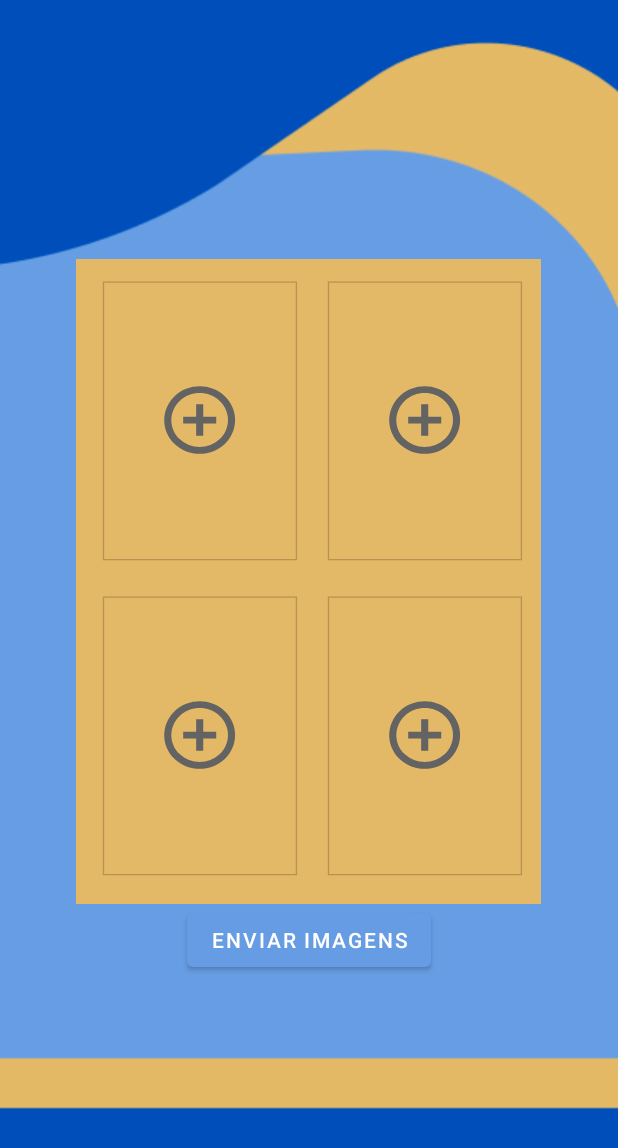
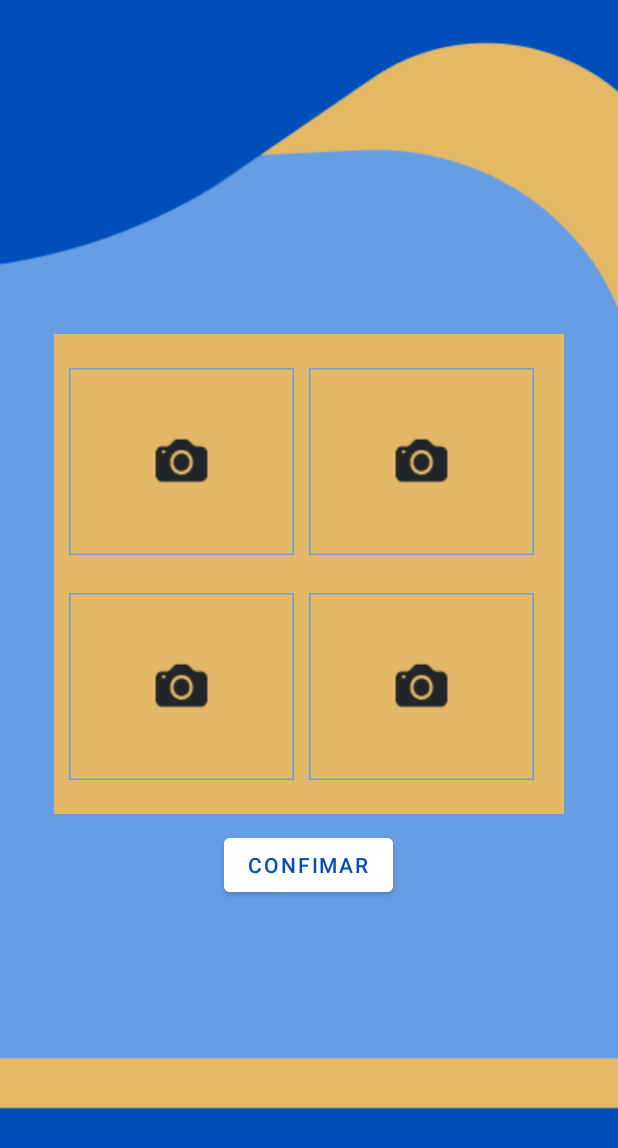
Before and after one commit to galacerda/fiscal-android, an Android app: the RegisterIrregularityActivity screen opened directly, with no data from a screen before it, on a phone screen of 412 x 824 dp. Shown: the top 1148 px of the screen. Run offline under Robolectric (Android 15) with nearby library versions, the phone set to English and light mode, and no system bars; our stand-ins replace Firebase (no records; nobody signed in at launch, a user with empty details on screens opened directly); 1 statement that could not run was skipped.

Commit message:
add new features

```diff
--- a/app/src/main/java/com/example/fiscal_app/MainActivity.kt
+++ b/app/src/main/java/com/example/fiscal_app/MainActivity.kt
@@ -131,6 +131,7 @@ class MainActivity : AppCompatActivity() {
 
     private fun sendToRegisterIrregularityActivity(){
         val intent = Intent(this,RegisterIrregularityActivity::class.java)
+        intent.putExtra("plate","no-plate")
         startActivity(intent)
     }
 
--- a/app/src/main/res/layout/activity_register_irregularity.xml
+++ b/app/src/main/res/layout/activity_register_irregularity.xml
@@ -6,10 +6,12 @@
     android:layout_height="match_parent"
     android:background="@drawable/bg"
     android:gravity="center"
+    android:padding="20dp"
     android:orientation="vertical"
     tools:context=".RegisterIrregularityActivity">
 
     <LinearLayout
+        android:id="@+id/wrapperImgsLL"
         android:layout_width="wrap_content"
         android:background="@color/yellow"
         android:orientation="vertical"
@@ -19,20 +21,20 @@
             android:layout_width="wrap_content"
             android:layout_height="wrap_content"
             android:layout_gravity="center"
-            android:layout_marginBottom="10dp"
             android:orientation="horizontal">
             <com.google.android.material.imageview.ShapeableImageView
                 android:id="@+id/imageOne"
-                android:layout_width="140dp"
-                android:layout_height="200dp"
+                android:layout_width="150dp"
+                android:layout_height="150dp"
                 android:layout_marginRight="10dp"
-                app:srcCompat="@drawable/ic_group_1__2_"
+                app:srcCompat="@drawable/img_new"
                 />
             <com.google.android.material.imageview.ShapeableImageView
                 android:id="@+id/imageTwo"
-                android:layout_width="140dp"
-                android:layout_height="200dp"
-                app:srcCompat="@drawable/ic_group_1__2_"
+                android:layout_width="150dp"
+                android:layout_height="150dp"
+                android:layout_marginRight="10dp"
+                app:srcCompat="@drawable/img_new"
                 />
         </LinearLayout>
 
@@ -43,26 +45,91 @@
             android:orientation="horizontal">
             <com.google.android.material.imageview.ShapeableImageView
                 android:id="@+id/imageThree"
-                android:layout_width="140dp"
-                android:layout_height="200dp"
+                android:layout_width="150dp"
+                android:layout_height="150dp"
                 android:layout_marginRight="10dp"
-                app:srcCompat="@drawable/ic_group_1__2_"
+                app:srcCompat="@drawable/img_new"
                 />
             <com.google.android.material.imageview.ShapeableImageView
                 android:id="@+id/imageFour"
-                android:layout_width="140dp"
-                android:layout_height="200dp"
-                app:srcCompat="@drawable/ic_group_1__2_"
+                android:layout_width="150dp"
+                android:layout_height="150dp"
+                android:layout_marginRight="10dp"
+                app:srcCompat="@drawable/img_new"
                 />
         </LinearLayout>
-
     </LinearLayout>
 
+    <LinearLayout
+        android:id="@+id/wrapperOptions"
+        android:layout_width="wrap_content"
+        android:visibility="gone"
+        android:orientation="vertical"
+        android:padding="10dp"
+        android:layout_height="wrap_content">
+        <com.google.android.material.textview.MaterialTextView
+            android:id="@+id/chooseOptionTextView"
+            android:textSize="20dp"
+            android:textColor="@color/dark_blue"
+            android:padding="10dp"
+            android:layout_gravity="center"
+            android:layout_width="match_parent"
+            android:textAlignment="center"
+            android:text="Escolha uma opção"
+            android:layout_height="wrap_content"/>
 
+        <com.google.android.material.button.MaterialButton
+            android:id="@+id/sendButtonOptionOne"
+            android:text=" Veiculo estacionado em vaga proibida ou inadequada"
+            android:textSize="15dp"
+            android:padding="20dp"
+            android:layout_marginTop="10dp"
+            android:backgroundTint="@color/yellow"
+            android:textColor="@color/dark_blue"
+            android:layout_width="match_parent"
+            android:layout_height="90dp"/>
+        <com.google.android.material.button.MaterialButton
+            android:id="@+id/sendButtonOptionTwo"
+            android:text="Veiculo com tempo vencido"
+            android:textSize="15dp"
+            android:padding="20dp"
+            android:layout_marginTop="10dp"
+            android:backgroundTint="@color/yellow"
+            android:textColor="@color/dark_blue"
+            android:layout_width="match_parent"
+            android:layout_height="90dp"/>
+    </LinearLayout>
 
+    <com.google.android.material.card.MaterialCardView
+        android:id="@+id/cardView"
+        android:layout_width="match_parent"
+        android:layout_margin="20dp"
+        android:visibility="gone"
+        app:cardBackgroundColor="@color/yellow"
+        android:layout_height="150dp">
+        <com.google.android.material.textview.MaterialTextView
+            android:id="@+id/messageTextView"
+            android:textSize="20dp"
+            android:textColor="@color/dark_blue"
+            android:padding="10dp"
+            android:layout_gravity="center"
+            android:layout_width="match_parent"
+            android:text="Registro de irregularidade realizado com sucesso..."
+            android:layout_height="wrap_content"/>
+    </com.google.android.material.card.MaterialCardView>
     <com.google.android.material.button.MaterialButton
-        android:id="@+id/uploadImage"
-        android:text="Enviar imagens"
+        android:id="@+id/sendButton"
+        android:text="Confimar"
+        android:layout_marginTop="10dp"
+        android:backgroundTint="@color/white"
+        android:textColor="@color/dark_blue"
         android:layout_width="wrap_content"
         android:layout_height="wrap_content"/>
+    <ProgressBar
+        android:id="@+id/progressBar"
+        style="?android:attr/progressBarStyle"
+        android:layout_width="wrap_content"
+        android:layout_height="wrap_content"
+        android:visibility="gone"
+        android:layout_centerHorizontal="true" />
 </androidx.appcompat.widget.LinearLayoutCompat>
```
Also changed, not shown: app/src/main/java/com/example/fiscal_app/ConsultVehicleActivity.kt (+48 -26 lines), app/src/main/java/com/example/fiscal_app/RegisterIrregularityActivity.kt (+41 -9 lines), app/src/main/res/drawable/img_new.png (added).
